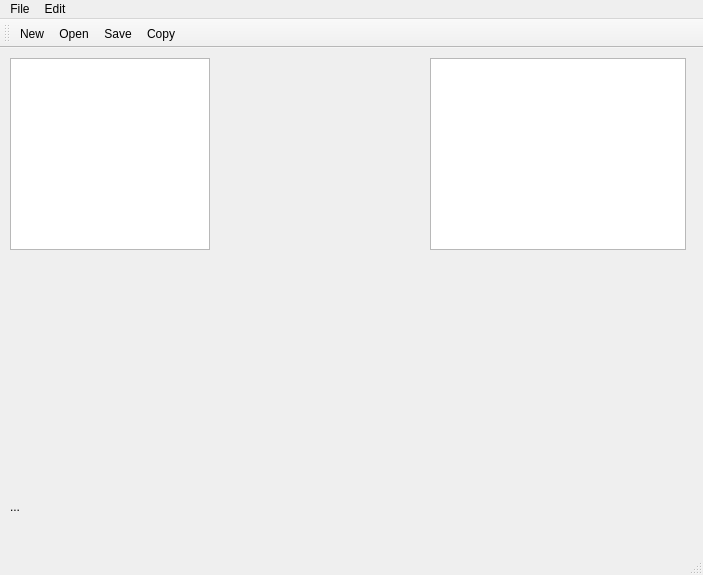
Above: QtApp/QtApp/mainwindow.ui from AlexeyKhrenov/SimpleNeuralNetwork before the change. Below: the same form after it.
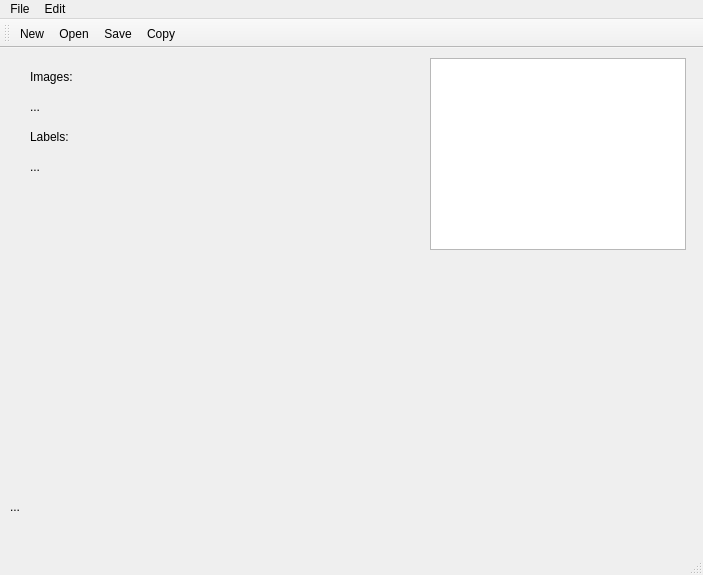
That is the form after the change. Icons and pictures are not drawn.

Commit message: Added mnistFileReader and labelFileReader initialization from model

```diff
--- a/QtApp/QtApp/mainwindow.ui
+++ b/QtApp/QtApp/mainwindow.ui
@@ -24,28 +24,6 @@
      </rect>
     </property>
    </widget>
-   <widget class="QTextEdit" name="textEdit">
-    <property name="geometry">
-     <rect>
-      <x>10</x>
-      <y>10</y>
-      <width>200</width>
-      <height>192</height>
-     </rect>
-    </property>
-    <property name="sizePolicy">
-     <sizepolicy hsizetype="Fixed" vsizetype="Fixed">
-      <horstretch>0</horstretch>
-      <verstretch>0</verstretch>
-     </sizepolicy>
-    </property>
-    <property name="maximumSize">
-     <size>
-      <width>200</width>
-      <height>200</height>
-     </size>
-    </property>
-   </widget>
    <widget class="QWidget" name="gridLayoutWidget">
     <property name="geometry">
      <rect>
@@ -70,6 +48,58 @@
      <string>...</string>
     </property>
    </widget>
+   <widget class="QLabel" name="imagesLabel">
+    <property name="geometry">
+     <rect>
+      <x>30</x>
+      <y>20</y>
+      <width>67</width>
+      <height>17</height>
+     </rect>
+    </property>
+    <property name="text">
+     <string>Images:</string>
+    </property>
+   </widget>
+   <widget class="QLabel" name="labelsLabel">
+    <property name="geometry">
+     <rect>
+      <x>30</x>
+      <y>80</y>
+      <width>67</width>
+      <height>17</height>
+     </rect>
+    </property>
+    <property name="text">
+     <string>Labels:</string>
+    </property>
+   </widget>
+   <widget class="QLabel" name="imagesLabelValue">
+    <property name="geometry">
+     <rect>
+      <x>30</x>
+      <y>50</y>
+      <width>321</width>
+      <height>17</height>
+     </rect>
+    </property>
+    <property name="text">
+     <string>...</string>
+    </property>
+   </widget>
+   <widget class="QLabel" name="labelLabelValue">
+    <property name="geometry">
+     <rect>
+      <x>30</x>
+      <y>110</y>
+      <width>321</width>
+      <height>17</height>
+     </rect>
+    </property>
+    <property name="text">
+     <string>...</string>
+    </property>
+   </widget>
   </widget>
   <widget class="QMenuBar" name="menuBar">
    <property name="geometry">
```
The commit also changes 12 other files.
